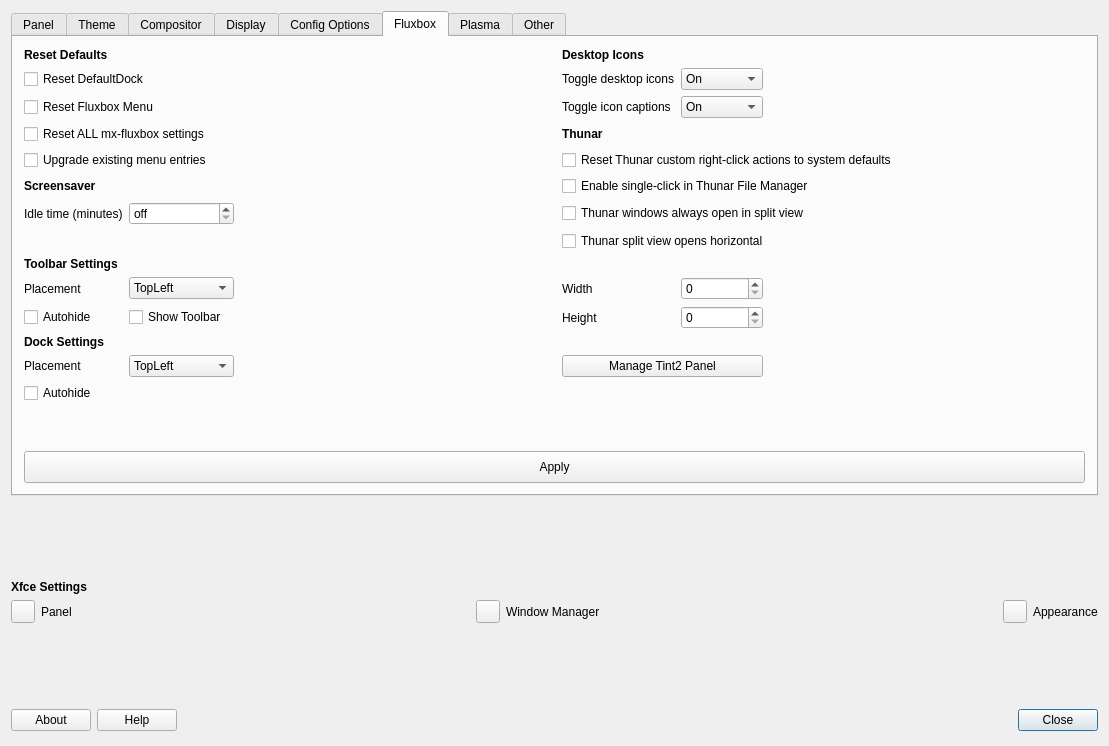
MX-Linux/mx-tweak, file defaultlook.ui: the form before one commit.
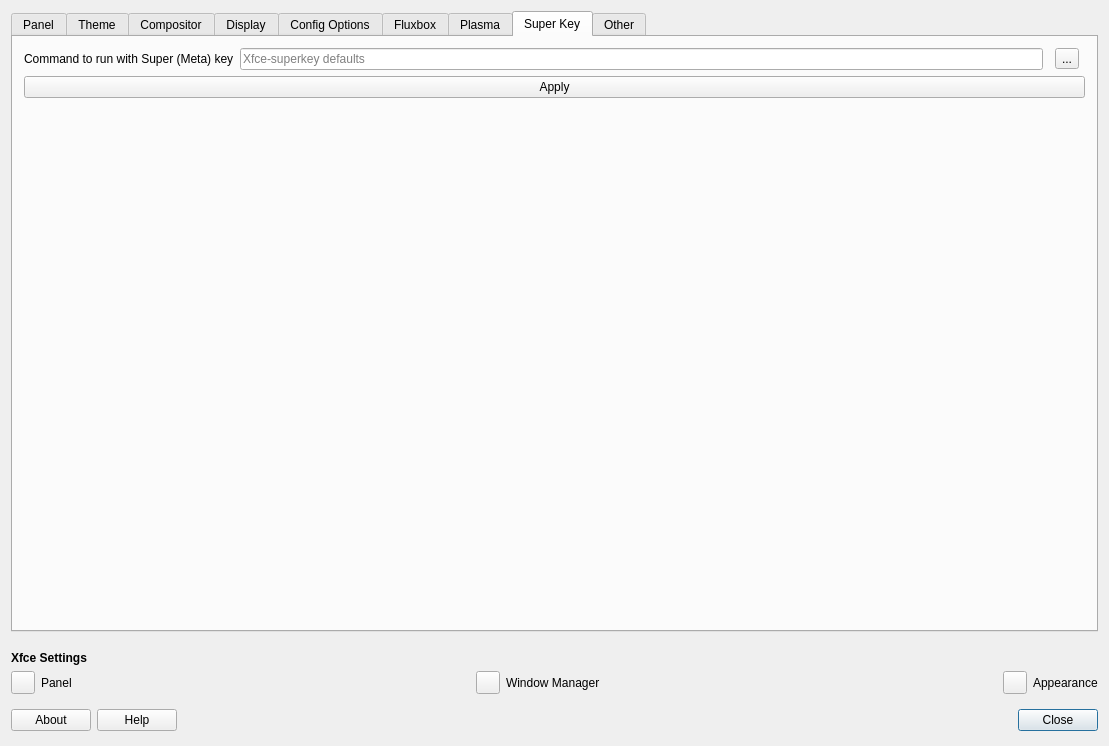
The form after the commit. Icons and pictures are not drawn.

Commit message: add xfce-superkey conf file editing

The edit to the form file:
```diff
--- a/defaultlook.ui
+++ b/defaultlook.ui
@@ -265,7 +265,7 @@
       <enum>QTabWidget::North</enum>
      </property>
      <property name="currentIndex">
-      <number>5</number>
+      <number>7</number>
      </property>
      <widget class="QWidget" name="Panel">
       <attribute name="title">
@@ -1841,6 +1841,64 @@
        </item>
       </layout>
      </widget>
+     <widget class="QWidget" name="Superkey">
+      <attribute name="title">
+       <string extracomment="referring to the meta or Left Super Key">Super Key</string>
+      </attribute>
+      <layout class="QGridLayout" name="gridLayout_20">
+       <item row="0" column="0">
+        <layout class="QGridLayout" name="gridLayout_19">
+         <item row="0" column="3">
+          <widget class="QToolButton" name="toolButtonSuperFileBrowser">
+           <property name="text">
+            <string>...</string>
+           </property>
+          </widget>
+         </item>
+         <item row="0" column="1">
+          <widget class="QLineEdit" name="lineEditSuperCommand">
+           <property name="text">
+            <string/>
+           </property>
+           <property name="placeholderText">
+            <string extracomment="indicates that xfce-superkey will select a command by its default logic">Xfce-superkey defaults</string>
+           </property>
+          </widget>
+         </item>
+         <item row="0" column="0">
+          <widget class="QLabel" name="labelSuperKey">
+           <property name="toolTip">
+            <string>&lt;html&gt;&lt;head/&gt;&lt;body&gt;&lt;p&gt;Also known as the &amp;quot;windows&amp;quot; key&lt;/p&gt;&lt;/body&gt;&lt;/html&gt;</string>
+           </property>
+           <property name="text">
+            <string>Command to run with Super (Meta) key</string>
+           </property>
+          </widget>
+         </item>
+         <item row="1" column="0" colspan="5">
+          <widget class="QPushButton" name="pushButtonSuperKeyApply">
+           <property name="text">
+            <string>Apply</string>
+           </property>
+          </widget>
+         </item>
+        </layout>
+       </item>
+       <item row="1" column="0">
+        <spacer name="verticalSpacer_4">
+         <property name="orientation">
+          <enum>Qt::Vertical</enum>
+         </property>
+         <property name="sizeHint" stdset="0">
+          <size>
+           <width>20</width>
+           <height>440</height>
+          </size>
+         </property>
+        </spacer>
+       </item>
+      </layout>
+     </widget>
      <widget class="QWidget" name="etcTab">
       <attribute name="title">
        <string>Other</string>
```
The commit also changes 2 other files.
